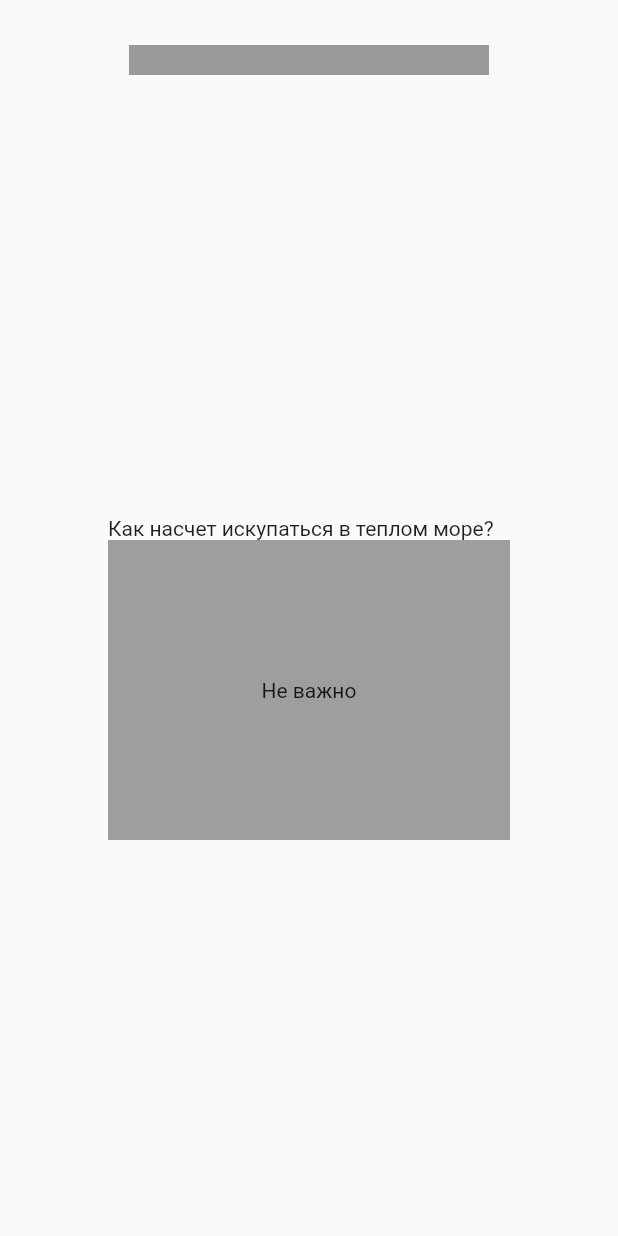
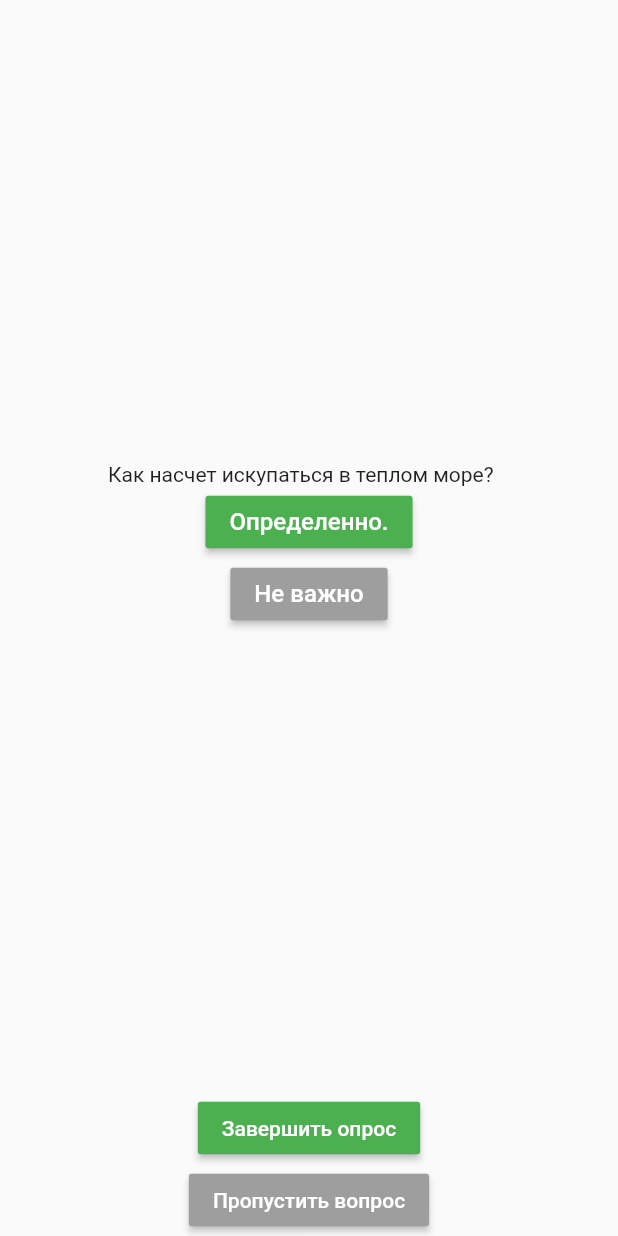
Before and after one commit to dmitriyace/vk-hack-2019, a Flutter app: the screen it shows after launch, after a tap on "Начать", on a phone screen of 412 x 824 dp. Run offline on Flutter 3.47's test engine with Material 2 defaults, Android fonts, the phone set to English and light mode, and no system bars; our stand-ins replace fixnum, flutter_typeahead; missing offline and left inert: grpc, protobuf; statements that could not run were skipped.

Commit message:
refactor mechanics of the app

```diff
--- a/client/lib/pages/sering/question_widgets/quest_widget.dart
+++ b/client/lib/pages/sering/question_widgets/quest_widget.dart
@@ -1,7 +1,10 @@
-import 'package:flutter/cupertino.dart';
+import 'package:client/model/question.dart';
+import 'package:flutter/material.dart';
 
-abstract class QuestWidget  extends Widget {
+abstract class QuestWidget extends Widget {
   void done() {}
   void forward() {}
   void skip() {}
+
+  Question question;
 }
--- a/client/lib/pages/sering/question_widgets/yes_dc_question.dart
+++ b/client/lib/pages/sering/question_widgets/yes_dc_question.dart
@@ -88,6 +88,11 @@ class YesDCQuestion extends StatefulWidget implements QuestWidget {
         this.selectQuestionById(id);
     }
   }
+
+  @override
+  void set question(Question _question) {
+    this.question = _question;
+  }
 }
 
 class _YesDCQuestionState extends State<YesDCQuestion> {
@@ -107,15 +112,30 @@ class _YesDCQuestionState extends State<YesDCQuestion> {
             });
           },
           child: Container(
-            width: 200,
-            height: 200,
-            color: _YesDCQuestionState.model ? Colors.blue : Colors.grey,
-            child: Center(
-                child: Text(
-              _YesDCQuestionState.model
-                  ? widget.question.payload.yesOption
-                  : widget.question.payload.dCOption,
-            )),
+            child: Column(children: <Widget>[
+              Column(children: <Widget>[
+                MaterialButton(
+                  height: 35,
+                  color: Colors.green,
+                  child: new Text(widget.question.payload.yesOption,
+                      style:
+                          new TextStyle(fontSize: 16.0, color: Colors.white)),
+                  onPressed: () {
+                    // todo handle answer logic
+                  },
+                ),
+                MaterialButton(
+                  height: 35,
+                  color: Colors.grey,
+                  child: new Text(widget.question.payload.dCOption,
+                      style:
+                          new TextStyle(fontSize: 16.0, color: Colors.white)),
+                  onPressed: () {
+                    // todo handle answer logic
+                  },
+                )
+              ]),
+            ]),
           ),
         ),
       ],
--- a/client/lib/pages/sering/sering_page.dart
+++ b/client/lib/pages/sering/sering_page.dart
@@ -4,7 +4,6 @@ import 'package:client/api/search.pbgrpc.dart';
 import 'package:client/api/session.pb.dart';
 import 'package:client/model/question.dart';
 import 'package:client/pages/home_page.dart';
-import 'package:client/pages/sering/question_widgets/grid_multiple_select_question.dart';
 import 'package:client/pages/sering/question_widgets/one_of_two_question.dart';
 import 'package:client/pages/sering/question_widgets/quest_widget.dart';
 import 'package:client/pages/sering/question_widgets/yes_dc_question.dart';
@@ -24,6 +23,8 @@ class SeringPage extends StatefulWidget {
 class _SeringPageState extends State<SeringPage> {
   List<int> history = [HomePage.firstQuestion];
   int currentQuestionId = HomePage.firstQuestion;
+  QuestionType currentQuestionType;
+  QuestWidget currentQuestionCard;
 
   void selectQuestionById(int id) {
     setState(() {
@@ -61,28 +62,27 @@ class _SeringPageState extends State<SeringPage> {
   }
 
   QuestWidget getCurrentQuestionCard() {
-    switch (getCurrentQuestion().type) {
+    setState(() {
+      currentQuestionType = getCurrentQuestion().type;
+    });
+    switch (currentQuestionType) {
       case QuestionType.YES_DC:
-        return YesDCQuestion(
+        currentQuestionCard = YesDCQuestion(
             question: getCurrentQuestion(),
             selectQuestionById: selectQuestionById,
             getNextQuestionId: getNextQuestionId,
             finish: finish,
             channel: widget.channel);
+        return currentQuestionCard;
+
       case QuestionType.ONE_OF_TWO:
-        return OneOfTwoQuestion(
+        currentQuestionCard = OneOfTwoQuestion(
             question: getCurrentQuestion(),
             selectQuestionById: selectQuestionById,
             getNextQuestionId: getNextQuestionId,
             finish: finish,
             channel: widget.channel);
-/*      case QuestionType.GRID_MULTIPLE_SELECT:
-        return GridMultipleSelectQuestion(
-            question: getCurrentQuestion(),
-            selectQuestionById: selectQuestionById,
-            getNextQuestionId: getNextQuestionId,
-            finish: finish,
-            channel: widget.channel);*/
+        return currentQuestionCard;
       default:
         return null;
     }
@@ -98,16 +98,33 @@ class _SeringPageState extends State<SeringPage> {
           mainAxisAlignment: MainAxisAlignment.center,
           crossAxisAlignment: CrossAxisAlignment.stretch,
           children: <Widget>[
-            Container(
-              margin: EdgeInsets.all(30.0),
-              width: 150.0,
-              height: 20.0,
-              color: Colors.black38,
-            ),
             Expanded(
                 child: DragHandler(
                     context: context,
-                    card: getCurrentQuestionCard()))
+                    card: getCurrentQuestionCard(),
+                    questionType: currentQuestionType)),
+            Column(
+              children: <Widget>[
+                MaterialButton(
+                  height: 35,
+                  color: Colors.green,
+                  child: new Text('Завершить опрос',
+                      style: new TextStyle(color: Colors.white)),
+                  onPressed: () {
+                    currentQuestionCard.done();
+                  },
+                ),
+                MaterialButton(
+                  height: 35,
+                  color: Colors.grey,
+                  child: new Text('Пропустить вопрос',
+                      style: new TextStyle(color: Colors.white)),
+                  onPressed: () {
+                    currentQuestionCard.skip();
+                  },
+                ),
+              ],
+            )
           ],
         ),
       )),
```
Also changed, not shown: client/lib/components/drag_handler.dart (+13 -13 lines), client/lib/pages/sering/question_widgets/grid_multiple_select_question.dart (deleted, +0 -127 lines), client/lib/pages/sering/question_widgets/one_of_two_question.dart (+61 -38 lines).
